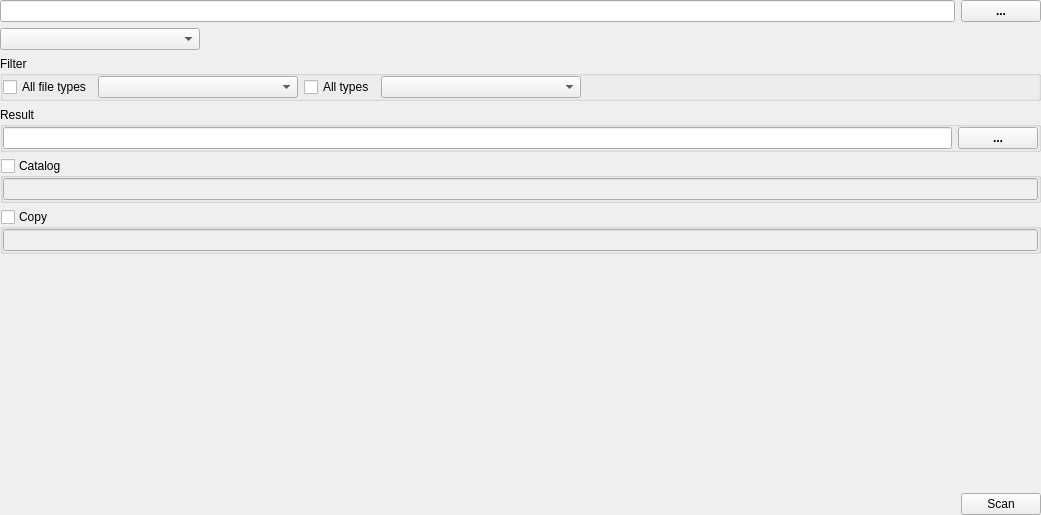
Qt form xscansortwidget.ui (horsicq/XScanEngine) before a commit.
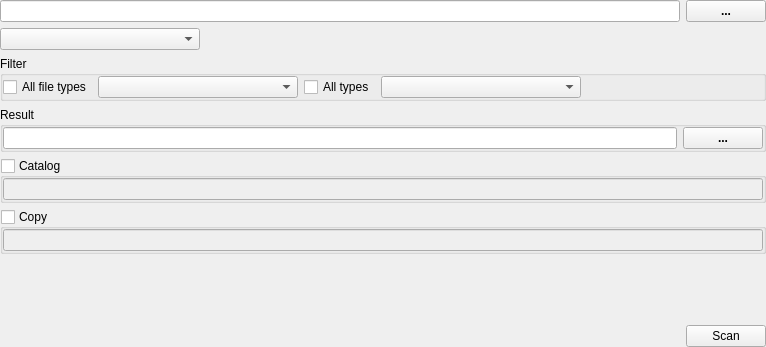
The same form after that commit.

```diff
--- a/xscansortwidget.ui
+++ b/xscansortwidget.ui
@@ -6,8 +6,8 @@
    <rect>
     <x>0</x>
     <y>0</y>
-    <width>1041</width>
-    <height>515</height>
+    <width>766</width>
+    <height>347</height>
    </rect>
   </property>
   <property name="windowTitle">
```
Left out of the diff: 3 changed lines with no effect on the pictures.
